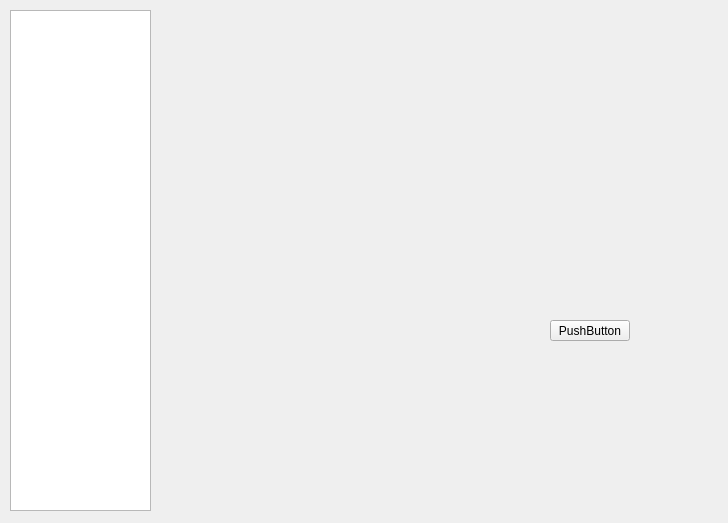
Qt form militarycommander.ui (NTS2R/nts2r_evo_editor) before a commit.
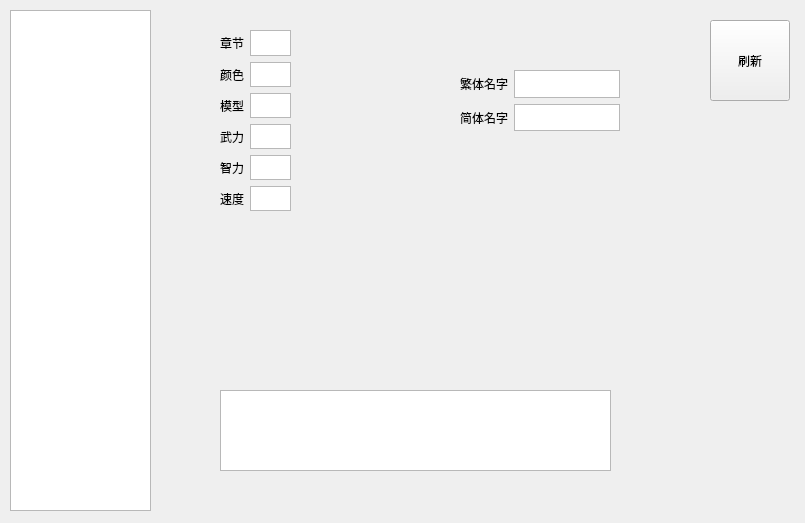
The same form after that commit.

Diff of the .ui file:
```diff
--- a/militarycommander.ui
+++ b/militarycommander.ui
@@ -6,27 +6,14 @@
    <rect>
     <x>0</x>
     <y>0</y>
-    <width>728</width>
+    <width>805</width>
     <height>523</height>
    </rect>
   </property>
   <property name="windowTitle">
    <string>Form</string>
   </property>
-  <widget class="QPushButton" name="pushButton">
-   <property name="geometry">
-    <rect>
-     <x>550</x>
-     <y>320</y>
-     <width>80</width>
-     <height>21</height>
-    </rect>
-   </property>
-   <property name="text">
-    <string>PushButton</string>
-   </property>
-  </widget>
-  <widget class="QTableWidget" name="tableWidget">
+  <widget class="QListWidget" name="commanderList">
    <property name="geometry">
     <rect>
      <x>10</x>
@@ -36,6 +23,139 @@
     </rect>
    </property>
   </widget>
+  <widget class="QPushButton" name="refreshButton">
+   <property name="geometry">
+    <rect>
+     <x>710</x>
+     <y>20</y>
+     <width>80</width>
+     <height>81</height>
+    </rect>
+   </property>
+   <property name="text">
+    <string>刷新</string>
+   </property>
+   <property name="iconSize">
+    <size>
+     <width>32</width>
+     <height>32</height>
+    </size>
+   </property>
+  </widget>
+  <widget class="QTextEdit" name="textEdit">
+   <property name="geometry">
+    <rect>
+     <x>220</x>
+     <y>390</y>
+     <width>391</width>
+     <height>81</height>
+    </rect>
+   </property>
+  </widget>
+  <widget class="QWidget" name="gridLayoutWidget">
+   <property name="geometry">
+    <rect>
+     <x>220</x>
+     <y>30</y>
+     <width>71</width>
+     <height>181</height>
+    </rect>
+   </property>
+   <layout class="QGridLayout" name="gridLayout">
+    <item row="5" column="1">
+     <widget class="QTextEdit" name="suduText"/>
+    </item>
+    <item row="0" column="0">
+     <widget class="QLabel" name="label_5">
+      <property name="text">
+       <string>章节</string>
+      </property>
+     </widget>
+    </item>
+    <item row="1" column="1">
+     <widget class="QTextEdit" name="colorText"/>
+    </item>
+    <item row="3" column="1">
+     <widget class="QTextEdit" name="wuliText"/>
+    </item>
+    <item row="4" column="1">
+     <widget class="QTextEdit" name="zhiliText"/>
+    </item>
+    <item row="3" column="0">
+     <widget class="QLabel" name="label">
+      <property name="text">
+       <string>武力</string>
+      </property>
+     </widget>
+    </item>
+    <item row="0" column="1">
+     <widget class="QTextEdit" name="chapterText"/>
+    </item>
+    <item row="4" column="0">
+     <widget class="QLabel" name="label_2">
+      <property name="text">
+       <string>智力</string>
+      </property>
+     </widget>
+    </item>
+    <item row="5" column="0">
+     <widget class="QLabel" name="label_3">
+      <property name="text">
+       <string>速度</string>
+      </property>
+     </widget>
+    </item>
+    <item row="2" column="0">
+     <widget class="QLabel" name="label_6">
+      <property name="text">
+       <string>模型</string>
+      </property>
+     </widget>
+    </item>
+    <item row="2" column="1">
+     <widget class="QTextEdit" name="modelText"/>
+    </item>
+    <item row="1" column="0">
+     <widget class="QLabel" name="label_4">
+      <property name="text">
+       <string>颜色</string>
+      </property>
+     </widget>
+    </item>
+   </layout>
+  </widget>
+  <widget class="QWidget" name="gridLayoutWidget_2">
+   <property name="geometry">
+    <rect>
+     <x>460</x>
+     <y>70</y>
+     <width>160</width>
+     <height>61</height>
+    </rect>
+   </property>
+   <layout class="QGridLayout" name="gridLayout_3">
+    <item row="1" column="0">
+     <widget class="QLabel" name="label_8">
+      <property name="text">
+       <string>简体名字</string>
+      </property>
+     </widget>
+    </item>
+    <item row="0" column="0">
+     <widget class="QLabel" name="label_7">
+      <property name="text">
+       <string>繁体名字</string>
+      </property>
+     </widget>
+    </item>
+    <item row="0" column="1">
+     <widget class="QTextEdit" name="traditionalNameText"/>
+    </item>
+    <item row="1" column="1">
+     <widget class="QTextEdit" name="simpliedNameText"/>
+    </item>
+   </layout>
+  </widget>
  </widget>
  <resources/>
  <connections/>
```
